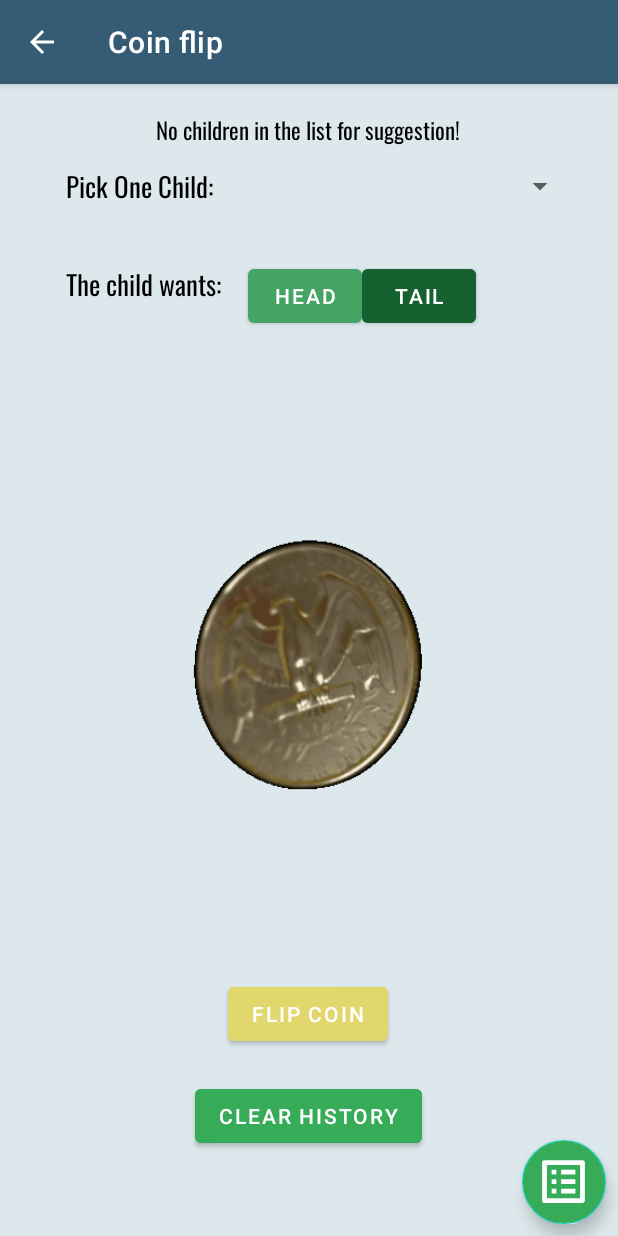
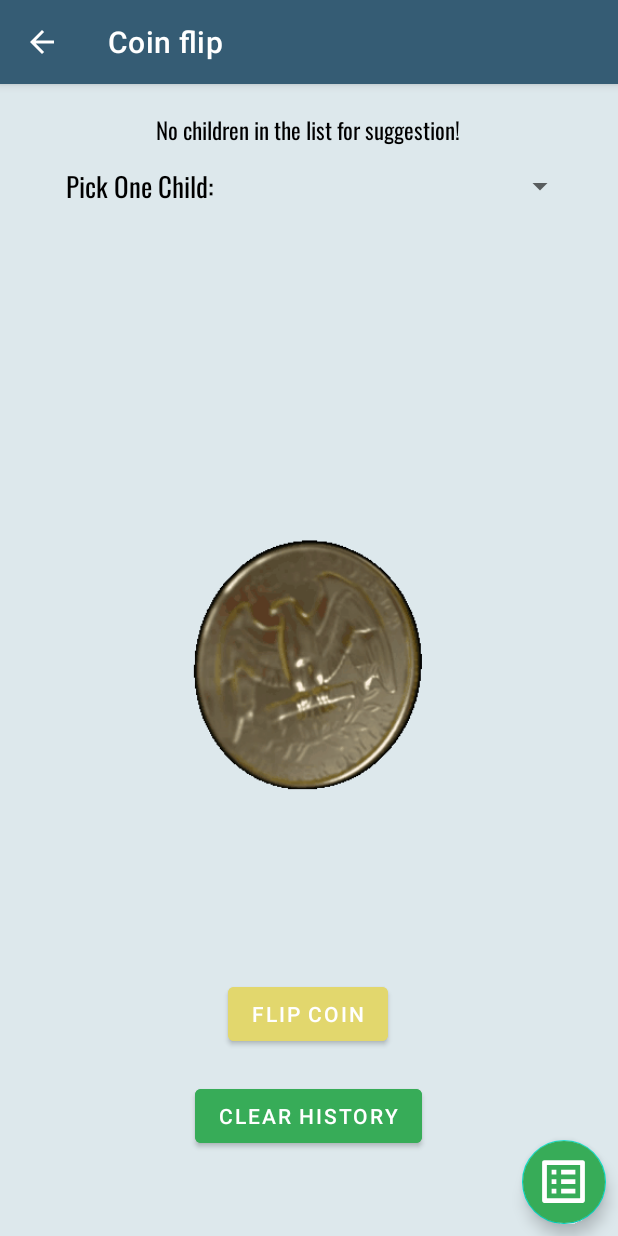
Before and after one commit to lynn9101/ParentApp, an Android app: the CoinFlipActivity screen opened directly, with no data from a screen before it, after a tap on "FLIP COIN", on a phone screen of 412 x 824 dp. Run offline under Robolectric (Android 15) with nearby library versions, the light colour scheme and no system bars; 3 other taps on this screen came first.

Commit message:
layout: changed color to action bar for all activities.

```diff
--- a/app/src/main/java/com/example/parentapp/ChildrenActivity.java
+++ b/app/src/main/java/com/example/parentapp/ChildrenActivity.java
@@ -5,6 +5,7 @@ import androidx.appcompat.app.AppCompatActivity;
 import android.content.Context;
 import android.content.Intent;
 import android.content.SharedPreferences;
+import android.graphics.drawable.ColorDrawable;
 import android.os.Bundle;
 import android.view.View;
 import android.view.ViewGroup;
@@ -33,6 +34,8 @@ public class ChildrenActivity extends AppCompatActivity {
 
         getSupportActionBar().setTitle(R.string.children_title);
         getSupportActionBar().setDisplayHomeAsUpEnabled(true);
+        getSupportActionBar().setBackgroundDrawable(new ColorDrawable(getResources()
+                .getColor(R.color.app_title_color)));
 
         attachButtonListeners();
         displayEmptyList();
--- a/app/src/main/java/com/example/parentapp/ChildrenEditActivity.java
+++ b/app/src/main/java/com/example/parentapp/ChildrenEditActivity.java
@@ -5,6 +5,7 @@ import androidx.appcompat.app.AppCompatActivity;
 
 import android.content.Context;
 import android.content.Intent;
+import android.graphics.drawable.ColorDrawable;
 import android.os.Bundle;
 import android.view.View;
 import android.widget.Button;
@@ -63,6 +64,8 @@ public class ChildrenEditActivity extends AppCompatActivity {
     private void setUpAppBar() {
         getSupportActionBar().setTitle(title + " Child");
         getSupportActionBar().setDisplayHomeAsUpEnabled(true);
+        getSupportActionBar().setBackgroundDrawable(new ColorDrawable(getResources()
+                .getColor(R.color.app_title_color)));
     }
 
     private void setUpSaveButton() {
--- a/app/src/main/java/com/example/parentapp/CoinFlipActivity.java
+++ b/app/src/main/java/com/example/parentapp/CoinFlipActivity.java
@@ -6,6 +6,7 @@ import androidx.fragment.app.FragmentManager;
 import android.content.Context;
 import android.content.Intent;
 import android.content.SharedPreferences;
+import android.graphics.drawable.ColorDrawable;
 import android.os.Bundle;
 import android.os.CountDownTimer;
 import android.util.Log;
@@ -53,10 +54,13 @@ public class CoinFlipActivity extends AppCompatActivity {
 
         getSupportActionBar().setTitle(R.string.coin_flip_title);
         getSupportActionBar().setDisplayHomeAsUpEnabled(true);
+        getSupportActionBar().setBackgroundDrawable(new ColorDrawable(getResources()
+                .getColor(R.color.app_title_color)));
 
         this.childrenManager = ChildrenManager.getInstance();
         this.coinFlipManager = CoinFlipManager.getInstance();
         this.rng = new Random();
+
 
         coinFlipAnimated = findViewById(R.id.coinAnimation);
         coinFlipAnimated.setVisibility(View.INVISIBLE);
@@ -69,7 +73,7 @@ public class CoinFlipActivity extends AppCompatActivity {
 
         populateChildrenList();
         setSuggestedChildIndex();
-        displaySuggestedChild();
+        displaySuggestedChildAndOptions();
         displayDropDownList();
         attachButtonListeners();
     }
@@ -93,7 +97,7 @@ public class CoinFlipActivity extends AppCompatActivity {
         return Helpers.getSharedPreference(context).getInt(lastPickedChildKey, NO_CHILDREN_INT);
     }
 
-    private void displaySuggestedChild() {
+    private void displaySuggestedChildAndOptions() {
         TextView suggestedChildText = findViewById(R.id.suggestedChild);
 
         if (suggestedChildIndex != NO_CHILDREN_INT) {
@@ -101,6 +105,12 @@ public class CoinFlipActivity extends AppCompatActivity {
 
         } else {
             suggestedChildText.setText("No children in the list for suggestion!");
+        }
+
+        TextView pickStatus = findViewById(R.id.pickStatus);
+        pickStatus.setVisibility(View.VISIBLE);
+        if (childrenList.size() == 0) {
+            pickStatus.setVisibility(View.INVISIBLE);
         }
     }
 
@@ -151,6 +161,10 @@ public class CoinFlipActivity extends AppCompatActivity {
 
         Button addHeadBtn = findViewById(R.id.addHead);
         Button addTailBtn = findViewById(R.id.addTail);
+        if (childrenList.size() == 0) {
+            addHeadBtn.setVisibility(View.INVISIBLE);
+            addTailBtn.setVisibility(View.INVISIBLE);
+        }
         addHeadBtn.setOnClickListener(new View.OnClickListener() {
             @Override
             public void onClick(View view) {
@@ -173,16 +187,16 @@ public class CoinFlipActivity extends AppCompatActivity {
         coinFlipActivate.setOnClickListener(new View.OnClickListener() {
             @Override
             public void onClick(View view) {
+                result = rng.nextInt() % 2 == 0;
                 resultHead.setVisibility(View.INVISIBLE);
                 resultTail.setVisibility(View.INVISIBLE);
 
-                if (childPickedHead == null) {
+                if (childrenList.size() != 0 && childPickedHead == null) {
                     Toast.makeText(getApplicationContext(), "Please select Head or Tail!", Toast.LENGTH_SHORT)
                             .show();
                 } else {
                     Helpers.getMediaPlayer(CoinFlipActivity.this, R.raw.coin_flip_sound).start();
                     coinFlipAnimated.setVisibility(View.VISIBLE);
-                    result = rng.nextInt() % 2 == 0;
 
                     new CountDownTimer(2000, 1000) {
                         public void onTick(long millisUntilFinished) {}
--- a/app/src/main/java/com/example/parentapp/CoinFlipHistoryActivity.java
+++ b/app/src/main/java/com/example/parentapp/CoinFlipHistoryActivity.java
@@ -4,6 +4,7 @@ import androidx.appcompat.app.AppCompatActivity;
 
 import android.content.Context;
 import android.content.SharedPreferences;
+import android.graphics.drawable.ColorDrawable;
 import android.os.Bundle;
 import android.view.View;
 import android.view.ViewGroup;
@@ -30,6 +31,8 @@ public class CoinFlipHistoryActivity extends AppCompatActivity {
 
         getSupportActionBar().setTitle(R.string.coin_flip_history_title);
         getSupportActionBar().setDisplayHomeAsUpEnabled(true);
+        getSupportActionBar().setBackgroundDrawable(new ColorDrawable(getResources()
+                .getColor(R.color.app_title_color)));
 
         populateCoinFlipHistoryList();
     }
--- a/app/src/main/java/com/example/parentapp/TimerActivity.java
+++ b/app/src/main/java/com/example/parentapp/TimerActivity.java
@@ -9,6 +9,7 @@ import android.app.PendingIntent;
 import android.content.Context;
 import android.content.Intent;
 import android.content.SharedPreferences;
+import android.graphics.drawable.ColorDrawable;
 import android.net.Uri;
 import android.os.Bundle;
 import android.os.CountDownTimer;
@@ -88,6 +89,9 @@ public class TimerActivity extends AppCompatActivity {
         setContentView(R.layout.activity_timer);
         getSupportActionBar().setTitle(R.string.timer_title);
         getSupportActionBar().setDisplayHomeAsUpEnabled(true);
+        getSupportActionBar().setBackgroundDrawable(new ColorDrawable(getResources()
+                .getColor(R.color.app_title_color)));
+
         timeInMills = MINS_TO_MILLS;
         timeLeftMills = timeInMills;
         txtTimeCountDown = findViewById(R.id.txtTimer);
--- a/app/src/main/res/layout/activity_coin_flip.xml
+++ b/app/src/main/res/layout/activity_coin_flip.xml
@@ -32,20 +32,20 @@
 
     <Button
         android:id="@+id/addHead"
-        android:layout_width="76dp"
-        android:layout_height="48dp"
+        android:layout_width="89dp"
+        android:layout_height="47dp"
         android:backgroundTint="#45A364"
         android:text="HEAD"
         android:textColor="@color/white"
         app:layout_constraintEnd_toEndOf="parent"
-        app:layout_constraintHorizontal_bias="0.492"
+        app:layout_constraintHorizontal_bias="0.596"
         app:layout_constraintStart_toStartOf="parent"
         app:layout_constraintTop_toTopOf="@+id/pickStatus" />
 
     <Button
         android:id="@+id/addTail"
-        android:layout_width="76dp"
-        android:layout_height="48dp"
+        android:layout_width="84dp"
+        android:layout_height="47dp"
         android:backgroundTint="#45A364"
         android:text="TAIL"
         android:textColor="@color/white"
```
Also changed, not shown: app/src/main/res/layout/activity_main.xml (+9 -10 lines), app/src/main/res/layout/children_list_view.xml (+4 -4 lines).
